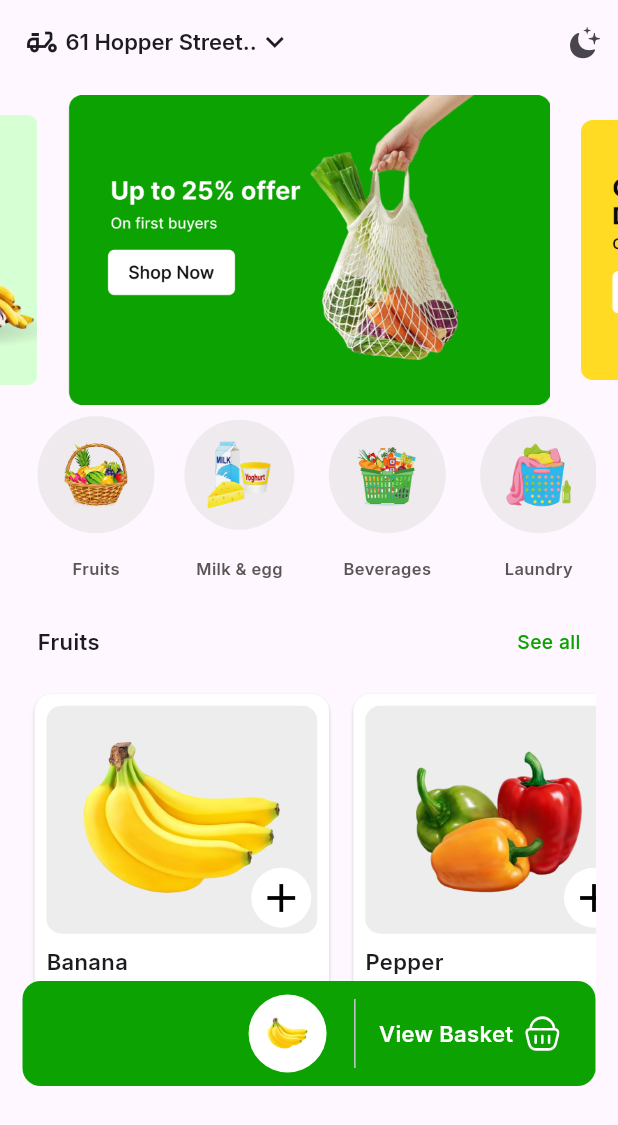
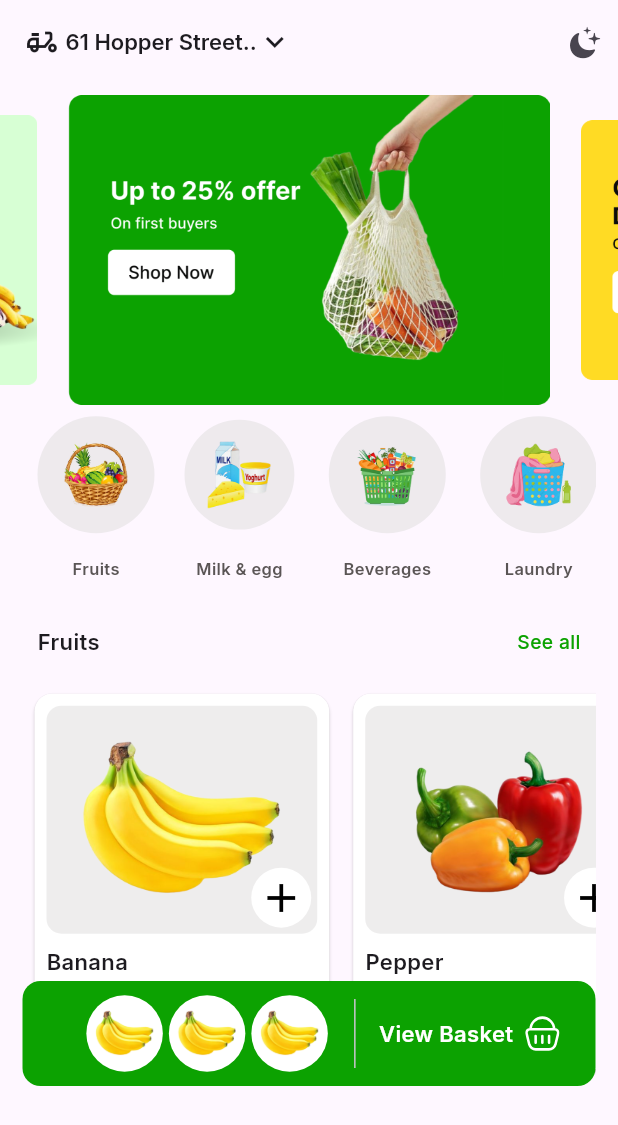
Before and after one commit to MohammedHafiz27/grabber, a Flutter app: the screen it shows after launch, on a phone screen of 412 x 824 dp. Shown: the top 1125 px of the screen. Run offline on Flutter 3.47's test engine with Material 3 defaults, Android fonts, the light colour scheme and no system bars; drawn by our look-alikes of carousel_slider; our stand-ins replace flutter_svg, go_router, google_fonts.

Commit message:
cart item + cart builder done

```diff
--- /dev/null
+++ b/lib/Features/home_page/presentation/views/widgets/cart_item.dart
@@ -0,0 +1,15 @@
+import 'package:flutter/material.dart';
+import 'package:grabber/Core/utils/assets.dart';
+
+class CartItem extends StatelessWidget {
+  const CartItem({super.key});
+
+  @override
+  Widget build(BuildContext context) {
+    return Container(
+      padding: const EdgeInsets.all(4),
+      decoration: BoxDecoration(shape: BoxShape.circle, color: Color.fromARGB(255, 255, 255, 255)),
+      child: Image.asset(Assets.imagesBanana, height: 24),
+    );
+  }
+}
--- /dev/null
+++ b/lib/Features/home_page/presentation/views/widgets/cart_item_builder.dart
@@ -0,0 +1,21 @@
+
+import 'package:flutter/material.dart';
+import 'package:grabber/Features/home_page/presentation/views/widgets/cart_item.dart';
+
+class CartItemBuilder extends StatelessWidget {
+  const CartItemBuilder({
+    super.key,
+  });
+
+  @override
+  Widget build(BuildContext context) {
+    return ListView.builder(
+      reverse: true,
+      itemExtent: 55,
+      scrollDirection: Axis.horizontal,
+      itemCount: 3,
+      itemBuilder: (context, index) =>
+          Padding(padding: const EdgeInsets.symmetric(horizontal: 2), child: CartItem()),
+    );
+  }
+}
--- a/lib/Features/home_page/presentation/views/widgets/pop_up_cart.dart
+++ b/lib/Features/home_page/presentation/views/widgets/pop_up_cart.dart
@@ -3,6 +3,7 @@ import 'package:flutter_svg/svg.dart';
 import 'package:grabber/Core/utils/app_styles.dart';
 import 'package:grabber/Core/utils/assets.dart';
 import 'package:grabber/Core/utils/colors.dart';
+import 'package:grabber/Features/home_page/presentation/views/widgets/cart_item_builder.dart';
 
 class PopUpCart extends StatelessWidget {
   const PopUpCart({super.key});
@@ -17,11 +18,7 @@ class PopUpCart extends StatelessWidget {
         spacing: 8,
         mainAxisAlignment: MainAxisAlignment.end,
         children: [
-          Container(
-            padding: const EdgeInsets.all(14),
-            decoration: BoxDecoration(shape: BoxShape.circle, color: Color.fromARGB(255, 255, 255, 255)),
-            child: Image.asset(Assets.imagesBanana, height: 24),
-          ),
+          Expanded(child: CartItemBuilder()),
           VerticalDivider(indent: 12, endIndent: 12),
 
           Text("View Basket", style: AppStyles.styleBold16(context).copyWith(color: Colors.white)),
```
